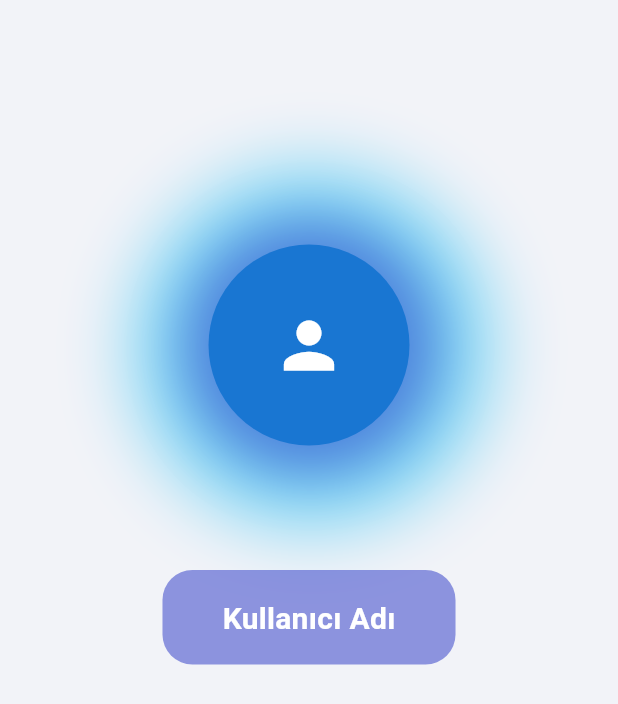
After one commit to Utku-Mese/LifeSync, a Flutter app: the ProfileScreen screen opened directly, on a phone screen of 412 x 824 dp. The commit adds this screen. Shown: the top 704 px of the screen. Run offline on Flutter 3.47's test engine with Material 3 defaults, Android fonts, the phone set to English and light mode, and no system bars; missing offline and left inert: expandable_fab_lite; statements that could not run were skipped.

Commit message:
profile screen first option

```diff
--- a/lib/views/home_screen.dart
+++ b/lib/views/home_screen.dart
@@ -1,6 +1,7 @@
 import 'package:flutter/material.dart';
 import 'package:life_sync/utils/app_theme.dart';
 import 'package:life_sync/views/diary/diary_screen.dart';
+import 'package:life_sync/views/profile/profile_screen.dart';
 
 import '../utils/tab_icon_data.dart';
 import 'training/training_screen.dart';
@@ -119,8 +120,8 @@ class _HomeScreenState extends State<HomeScreen> with TickerProviderStateMixin {
                   return;
                 }
                 setState(() {
-                  tabBody = const Center(
-                    child: Text("Profil bölümü"),
+                  tabBody = ProfileScreen(
+                    animationController: animationController,
                   );
                 });
               });
--- /dev/null
+++ b/lib/views/profile/profile_screen.dart
@@ -0,0 +1,173 @@
+import 'package:flutter/material.dart';
+
+import '../../utils/app_theme.dart';
+import '../widgets/title_view.dart';
+
+class ProfileScreen extends StatefulWidget {
+  const ProfileScreen({super.key, this.animationController});
+
+  final AnimationController? animationController;
+  @override
+  State<ProfileScreen> createState() => _ProfileScreenState();
+}
+
+class _ProfileScreenState extends State<ProfileScreen>
+    with TickerProviderStateMixin {
+  Animation<double>? topBarAnimation;
+
+  List<Widget> listViews = <Widget>[];
+  final ScrollController scrollController = ScrollController();
+  double topBarOpacity = 0.0;
+
+  @override
+  void initState() {
+    topBarAnimation = Tween<double>(begin: 0.0, end: 1.0).animate(
+        CurvedAnimation(
+            parent: widget.animationController!,
+            curve: const Interval(0, 0.5, curve: Curves.fastOutSlowIn)));
+    addAllListData();
+
+    scrollController.addListener(() {
+      if (scrollController.offset >= 24) {
+        if (topBarOpacity != 1.0) {
+          setState(() {
+            topBarOpacity = 1.0;
+          });
+        }
+      } else if (scrollController.offset <= 24 &&
+          scrollController.offset >= 0) {
+        if (topBarOpacity != scrollController.offset / 24) {
+          setState(() {
+            topBarOpacity = scrollController.offset / 24;
+          });
+        }
+      } else if (scrollController.offset <= 0) {
+        if (topBarOpacity != 0.0) {
+          setState(() {
+            topBarOpacity = 0.0;
+          });
+        }
+      }
+    });
+    super.initState();
+  }
+
+  void addAllListData() {
+    const int count = 5;
+
+    listViews.add(
+      Container(
+        margin: const EdgeInsets.all(50.0),
+        height: 200,
+        decoration: BoxDecoration(
+          color: Colors.transparent,
+          shape: BoxShape.circle,
+          boxShadow: <BoxShadow>[
+            BoxShadow(
+              color: AppTheme.nearlyBlue.withOpacity(0.5),
+              offset: const Offset(2, 2),
+              blurRadius: 40.0,
+              spreadRadius: 20.0,
+            ),
+          ],
+        ),
+        child: Container(
+          margin: const EdgeInsets.all(25.0),
+          height: 100,
+          decoration: BoxDecoration(
+            shape: BoxShape.circle,
+            boxShadow: <BoxShadow>[
+              BoxShadow(
+                color: AppTheme.nearlyDarkBlue.withOpacity(0.5),
+                offset: const Offset(1, 1),
+                blurRadius: 30.0,
+                spreadRadius: 10.0,
+              ),
+            ],
+          ),
+          child: Container(
+            margin: const EdgeInsets.all(8.0),
+            child: const CircleAvatar(
+              child: Icon(
+                Icons.person,
+                color: Colors.white,
+                size: 50,
+              ),
+            ),
+          ),
+        ),
+      ),
+    );
+    listViews.add(
+      Center(
+        child: Container(
+          padding: const EdgeInsets.symmetric(horizontal: 40.0, vertical: 20.0),
+          decoration: BoxDecoration(
+            color: AppTheme.nearlyDarkBlue.withOpacity(0.5),
+            borderRadius: const BorderRadius.all(Radius.circular(20.0)),
+          ),
+          child: const Text(
+            'Kullanıcı Adı',
+            style: TextStyle(
+              fontFamily: 'Roboto',
+              fontSize: 20,
+              color: AppTheme.white,
+              fontWeight: FontWeight.w700,
+            ),
+            textAlign: TextAlign.left,
+          ),
+        ),
+      ),
+    );
+  }
+
+  Future<bool> getData() async {
+    await Future<dynamic>.delayed(const Duration(milliseconds: 50));
+    return true;
+  }
+
+  @override
+  Widget build(BuildContext context) {
+    return Container(
+      color: AppTheme.background,
+      child: Scaffold(
+        backgroundColor: Colors.transparent,
+        body: Stack(
+          children: <Widget>[
+            getMainListViewUI(),
+            SizedBox(
+              height: MediaQuery.of(context).padding.bottom,
+            )
+          ],
+        ),
+      ),
+    );
+  }
+
+  Widget getMainListViewUI() {
+    return FutureBuilder<bool>(
+      future: getData(),
+      builder: (BuildContext context, AsyncSnapshot<bool> snapshot) {
+        if (!snapshot.hasData) {
+          return const SizedBox();
+        } else {
+          return ListView.builder(
+            controller: scrollController,
+            padding: EdgeInsets.only(
+              top: AppBar().preferredSize.height +
+                  MediaQuery.of(context).padding.top +
+                  24,
+              bottom: 62 + MediaQuery.of(context).padding.bottom,
+            ),
+            itemCount: listViews.length,
+            scrollDirection: Axis.vertical,
+            itemBuilder: (BuildContext context, int index) {
+              widget.animationController?.forward();
+              return listViews[index];
+            },
+          );
+        }
+      },
+    );
+  }
+}
```
